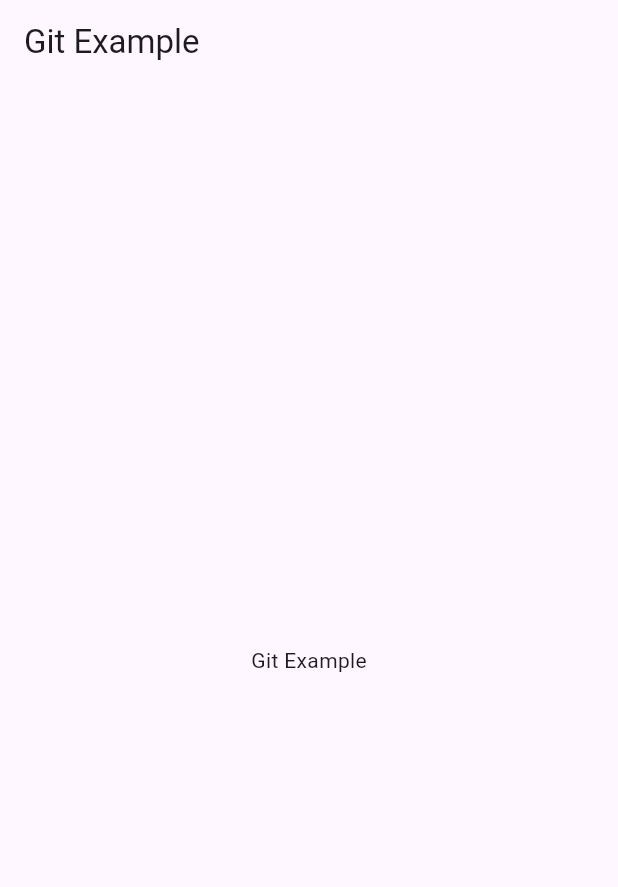
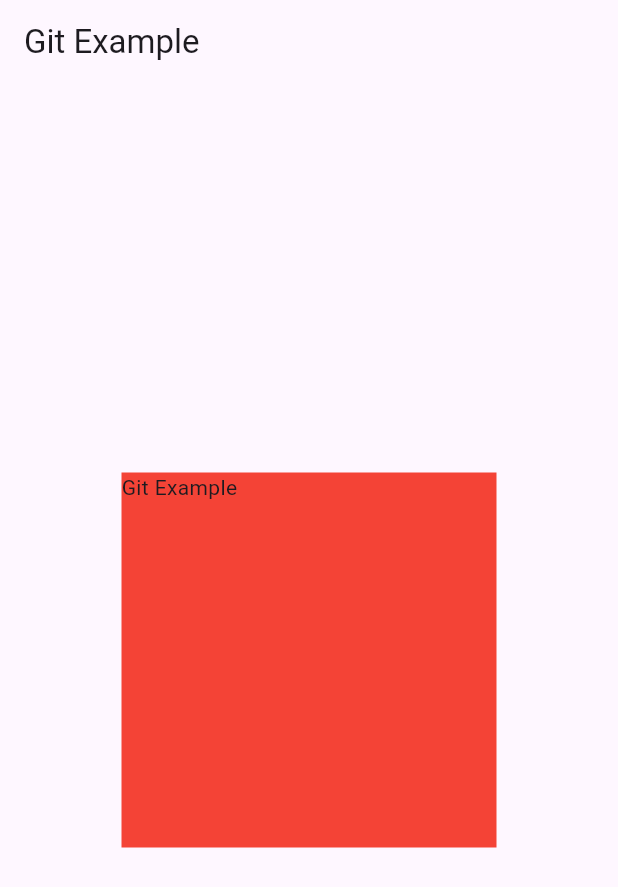
Before and after one commit to ridhamlimbani/Git-Project, a Flutter app: the screen it shows after launch, on a phone screen of 412 x 824 dp. Shown: the top 887 px of the screen. Run offline on Flutter 3.47's test engine with Material 3 defaults, Android fonts, the phone set to English and light mode, and no system bars.

Commit message:
Container Added in Home Screen

```diff
--- a/lib/home_screen.dart
+++ b/lib/home_screen.dart
@@ -1,3 +1,4 @@
+import 'package:flutter/cupertino.dart';
 import 'package:flutter/material.dart';
 
 class HomeScreen extends StatefulWidget {
@@ -14,9 +15,14 @@ class _HomeScreenState extends State<HomeScreen> {
       appBar: AppBar(
         title: const Text("Git Example"),
       ),
-      body: const Center(
-        child: Text(
-          "Git Example"
+      body: Center(
+        child: Container(
+          height: 250,
+          width: 250,
+          color: Colors.red,
+          child: const Text(
+            "Git Example"
+          ),
         ),
       ),
     );
```
